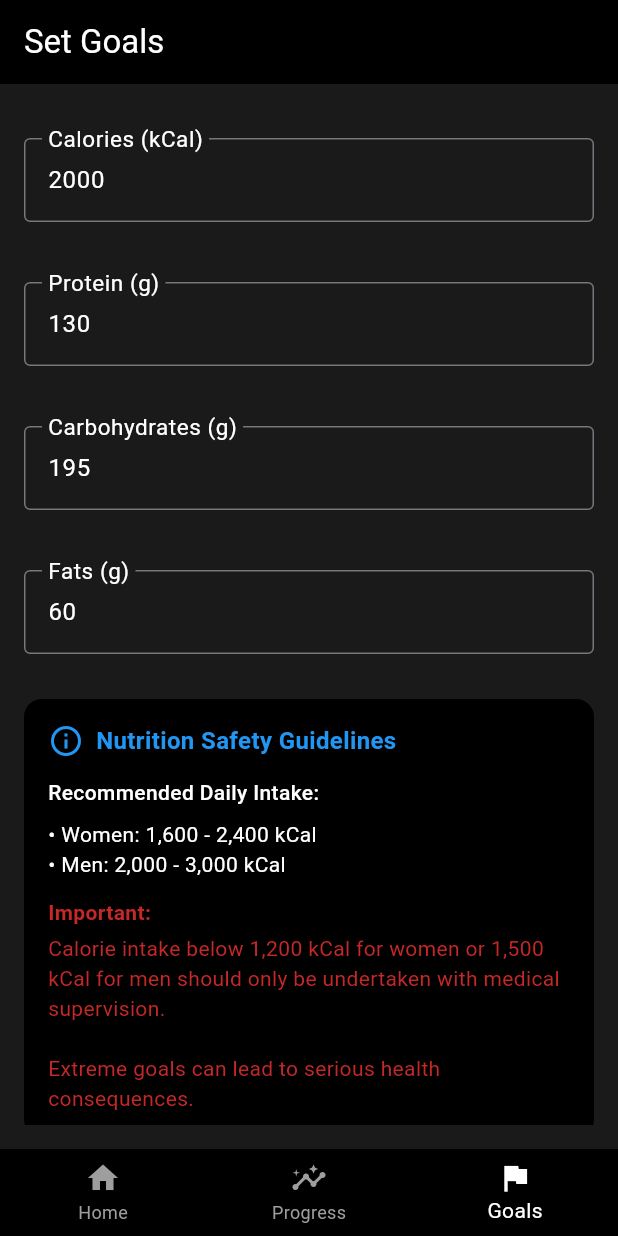
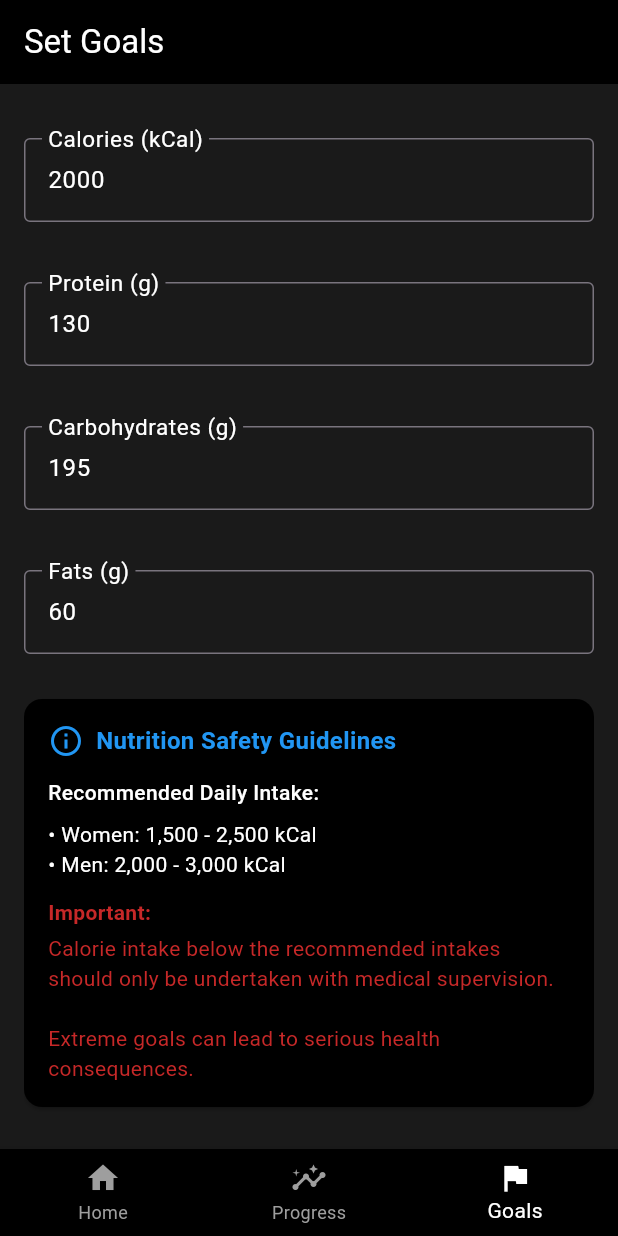
Before and after one commit to fauxcat/final-year-project, a Flutter app: the screen it shows after launch, item 3 of the bottom bar chosen, on a phone screen of 412 x 824 dp. Run offline on Flutter 3.47's test engine with Material 3 defaults, Android fonts, the phone set to English and light mode, and no system bars; our stand-ins replace hive, hive_flutter; missing offline and left inert: openfoodfacts; accounts and stored records are empty.

Commit message:
slight change to goal recommendations

```diff
--- a/final_year_project/lib/screens/goals_screen.dart
+++ b/final_year_project/lib/screens/goals_screen.dart
@@ -114,7 +114,7 @@ class _GoalsScreenState extends State<GoalsScreen> {
               style: TextStyle(fontWeight: FontWeight.w500),
             ),
             const SizedBox(height: 8),
-            const Text('• Women: 1,600 - 2,400 kCal'),
+            const Text('• Women: 1,500 - 2,500 kCal'),
             const Text('• Men: 2,000 - 3,000 kCal'),
             const SizedBox(height: 12),
             Text(
@@ -126,7 +126,7 @@ class _GoalsScreenState extends State<GoalsScreen> {
             ),
             const SizedBox(height: 4),
             Text(
-              'Calorie intake below 1,200 kCal for women or 1,500 kCal for men '
+              'Calorie intake below the recommended intakes '
               'should only be undertaken with medical supervision. '
               '\n\nExtreme goals can lead to serious health consequences.',
               style: TextStyle(color: Colors.red[800]),
@@ -145,7 +145,7 @@ class _GoalsScreenState extends State<GoalsScreen> {
       if (calories < 1500) {
         await _showWarningDialog(
           'Extremely Low Calorie Goal',
-          'Goals below 1,200 kCal/day are generally not recommended without medical supervision. '
+          'Goals below 1,500 kCal/day are generally not recommended without medical supervision. '
               '\n\nThis can lead to nutrient deficiencies and other health risks.',
         );
       } else if (calories > 3000) {
```
